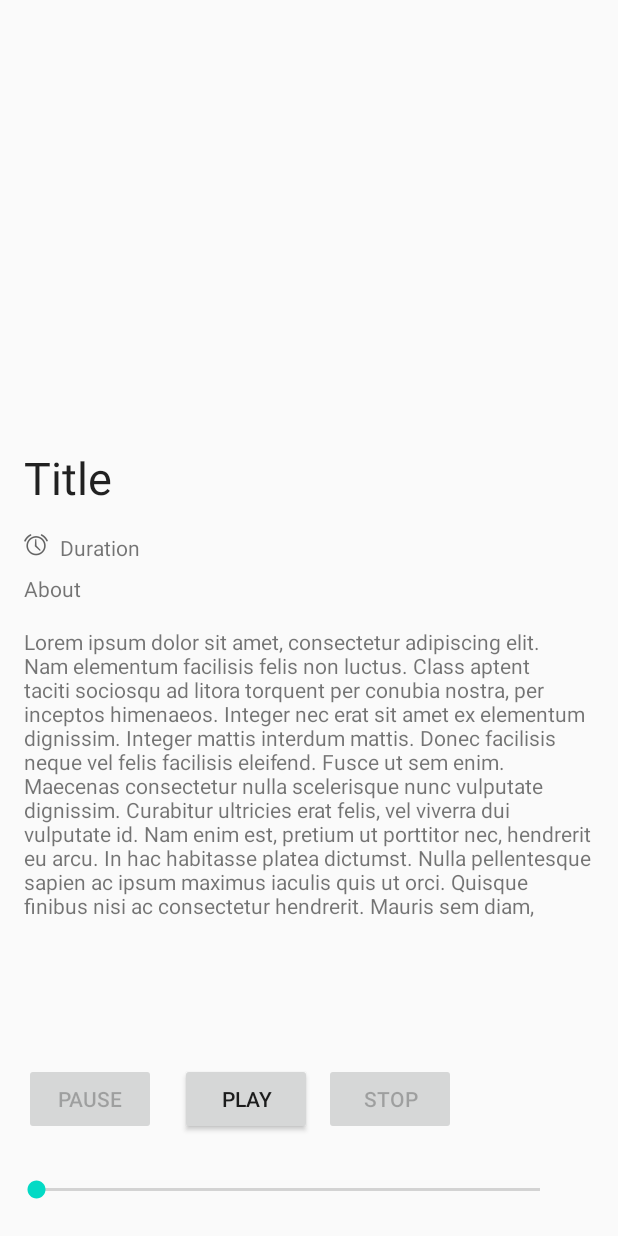
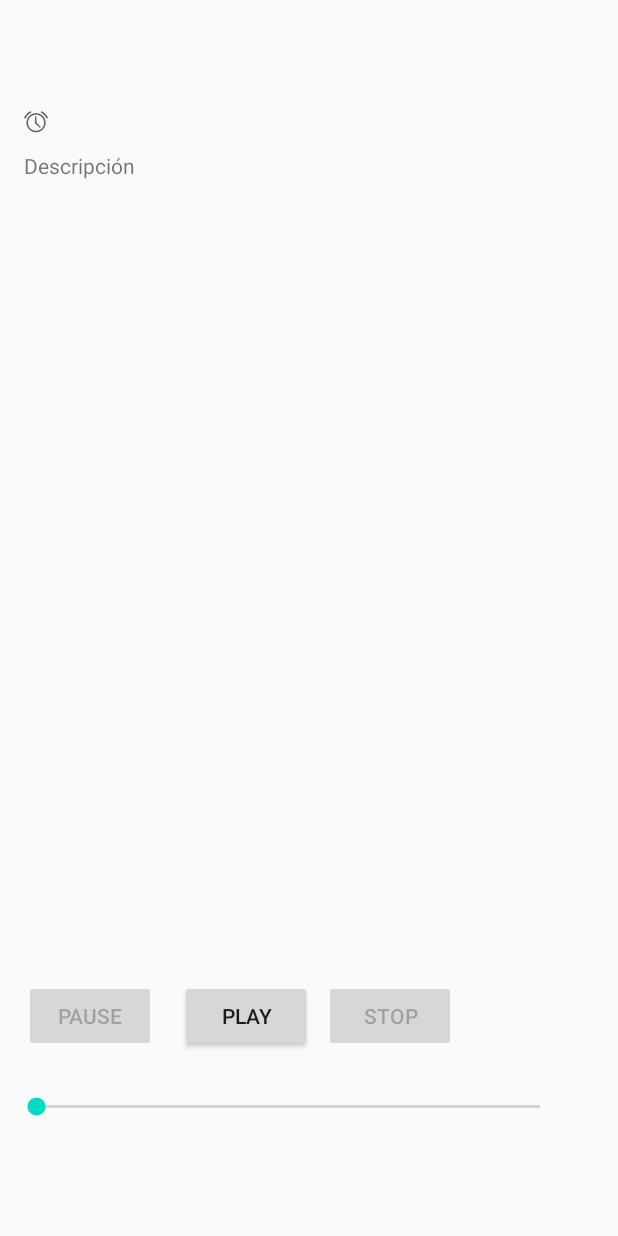
Before and after one commit to Juanma97/AudiocuentosInfantilesAndroidAPP, an Android app: the DetailsActivity screen opened directly, with no data from a screen before it, on a phone screen of 412 x 824 dp. Run offline under Robolectric (Android 15) with nearby library versions, the phone set to English and light mode, and no system bars; our stand-ins replace Firebase (no records; nobody signed in at launch, a user with empty details on screens opened directly); Roboto replaces fonts that are not available here; 2 statements that could not run were skipped.

```diff
--- a/app/src/main/java/com/alpha/audiocuentosinfantiles/AudioCuento.kt
+++ b/app/src/main/java/com/alpha/audiocuentosinfantiles/AudioCuento.kt
@@ -6,6 +6,7 @@ import java.io.Serializable
 @IgnoreExtraProperties
 data class AudioCuento(
     val id:Int = 0,
+    val duration:String = "",
     val title:String = "",
     val description:String = "",
     val url:String = "",
--- a/app/src/main/java/com/alpha/audiocuentosinfantiles/DetailsActivity.kt
+++ b/app/src/main/java/com/alpha/audiocuentosinfantiles/DetailsActivity.kt
@@ -5,43 +5,51 @@ import android.os.Bundle
 import android.os.Handler
 import android.widget.ImageView
 import android.widget.SeekBar
+import android.widget.TextView
 import android.widget.Toast
 import androidx.appcompat.app.AppCompatActivity
 import com.bumptech.glide.Glide
 import com.google.firebase.storage.FirebaseStorage
 import kotlinx.android.synthetic.main.activity_details.*
 
+
 class DetailsActivity : AppCompatActivity() {
 
     var mediaPlayer: MediaPlayer = MediaPlayer()
-    private lateinit var runnable:Runnable
+    private lateinit var runnable: Runnable
     private var handler: Handler = Handler()
-    private var pause:Boolean = false
+    private var pause: Boolean = false
 
     override fun onCreate(savedInstanceState: Bundle?) {
         super.onCreate(savedInstanceState)
         setContentView(R.layout.activity_details)
 
-        var image:ImageView = findViewById(R.id.audiocuento_image)
+        val image: ImageView = findViewById(R.id.audiocuento_image)
+        val title: TextView = findViewById(R.id.titleDetails)
+        val description: TextView = findViewById(R.id.descriptionDetails)
+        val duration: TextView = findViewById(R.id.durationDetails)
 
-        ;
         val audioCuento = intent.getSerializableExtra("AUDIOCUENTO") as? AudioCuento
+        title.text = audioCuento?.title
+        description.text = audioCuento?.description
+        duration.text = audioCuento?.duration
+
         val storage = FirebaseStorage.getInstance()
         val storageRef = storage.getReferenceFromUrl(audioCuento?.url!!)
 
         Glide.with(this).load(audioCuento.url_image).into(image)
 
         // Start the media player
-        playBtn.setOnClickListener{
-            if(pause){
+        playBtn.setOnClickListener {
+            if (pause) {
                 mediaPlayer.seekTo(mediaPlayer.currentPosition)
                 mediaPlayer.start()
                 pause = false
                 playBtn.isEnabled = false
                 pauseBtn.isEnabled = true
                 stopBtn.isEnabled = true
-                Toast.makeText(applicationContext,"media playing",Toast.LENGTH_SHORT).show()
-            }else{
+                Toast.makeText(applicationContext, "media playing", Toast.LENGTH_SHORT).show()
+            } else {
                 storageRef.downloadUrl.addOnSuccessListener {
                     val url = it.toString()
                     mediaPlayer.setDataSource(url)
@@ -54,7 +62,7 @@ class DetailsActivity : AppCompatActivity() {
                             playBtn.isEnabled = true
                             pauseBtn.isEnabled = false
                             stopBtn.isEnabled = false
-                            Toast.makeText(this,"end",Toast.LENGTH_SHORT).show()
+                            Toast.makeText(this, "end", Toast.LENGTH_SHORT).show()
                         }
                         it.start()
                     })
@@ -66,18 +74,18 @@ class DetailsActivity : AppCompatActivity() {
 
         // Pause the media player
         pauseBtn.setOnClickListener {
-            if(mediaPlayer.isPlaying){
+            if (mediaPlayer.isPlaying) {
                 mediaPlayer.pause()
                 pause = true
                 playBtn.isEnabled = true
                 pauseBtn.isEnabled = false
                 stopBtn.isEnabled = true
-                Toast.makeText(this,"media pause",Toast.LENGTH_SHORT).show()
+                Toast.makeText(this, "media pause", Toast.LENGTH_SHORT).show()
             }
         }
         // Stop the media player
-        stopBtn.setOnClickListener{
-            if(mediaPlayer.isPlaying || pause.equals(true)){
+        stopBtn.setOnClickListener {
+            if (mediaPlayer.isPlaying || pause.equals(true)) {
                 pause = false
                 seek_bar.setProgress(0)
                 mediaPlayer.stop()
@@ -89,7 +97,7 @@ class DetailsActivity : AppCompatActivity() {
                 stopBtn.isEnabled = false
                 tv_pass.text = ""
                 tv_due.text = ""
-                Toast.makeText(this,"media stop", Toast.LENGTH_SHORT).show()
+                Toast.makeText(this, "media stop", Toast.LENGTH_SHORT).show()
             }
         }
         // Seek bar change listener
@@ -107,6 +115,7 @@ class DetailsActivity : AppCompatActivity() {
             }
         })
     }
+
     // Method to initialize seek bar and audio stats
     private fun initializeSeekBar() {
         seek_bar.max = mediaPlayer.seconds
@@ -124,13 +133,13 @@ class DetailsActivity : AppCompatActivity() {
     }
 
     // Creating an extension property to get the media player time duration in seconds
-    val MediaPlayer.seconds:Int
+    val MediaPlayer.seconds: Int
         get() {
             return this.duration / 1000
         }
     // Creating an extension property to get media player current position in seconds
-    val MediaPlayer.currentSeconds:Int
+    val MediaPlayer.currentSeconds: Int
         get() {
-            return this.currentPosition/1000
+            return this.currentPosition / 1000
         }
 }
--- a/app/src/main/java/com/alpha/audiocuentosinfantiles/MainActivity.kt
+++ b/app/src/main/java/com/alpha/audiocuentosinfantiles/MainActivity.kt
@@ -16,6 +16,7 @@ import com.google.firebase.database.DatabaseError
 import com.google.firebase.database.FirebaseDatabase
 import com.google.firebase.database.ValueEventListener
 import android.media.MediaPlayer
+import kotlinx.android.synthetic.main.activity_details.view.*
 
 
 class MainActivity : AppCompatActivity() {
@@ -40,13 +41,13 @@ class MainActivity : AppCompatActivity() {
         myRef.addValueEventListener(object : ValueEventListener {
             override fun onDataChange(dataSnapshot: DataSnapshot) {
                 for (ds in dataSnapshot.getChildren()) {
-                    var acuento: AudioCuento = ds.getValue(AudioCuento::class.java)!!
+                    val acuento: AudioCuento = ds.getValue(AudioCuento::class.java)!!
                     items.add(acuento)
                 }
                 adapter = AudioCuentoAdapter(context, items, object: ClickListener{
                     override fun onItemClick(view: View, index: Int) {
                         val intent = Intent(applicationContext, DetailsActivity::class.java)
-                        intent.putExtra("AUDIOCUENTO", items.get(index))
+                        intent.putExtra("AUDIOCUENTO", adapter?.items?.get(index))
                         startActivity(intent)
                     }
 
--- a/app/src/main/res/layout/activity_details.xml
+++ b/app/src/main/res/layout/activity_details.xml
@@ -11,14 +11,14 @@
     <ImageView
         android:id="@+id/audiocuento_image"
         android:layout_width="match_parent"
-        android:layout_height="282dp"
+        android:layout_height="wrap_content"
         app:layout_constraintEnd_toEndOf="parent"
         app:layout_constraintHorizontal_bias="0.0"
         app:layout_constraintStart_toStartOf="parent"
         app:layout_constraintTop_toTopOf="parent" />
 
     <TextView
-        android:id="@+id/textView"
+        android:id="@+id/titleDetails"
         android:layout_width="match_parent"
         android:layout_height="41dp"
         android:layout_marginStart="16dp"
@@ -43,11 +43,11 @@
         app:layout_constraintEnd_toEndOf="parent"
         app:layout_constraintHorizontal_bias="0.0"
         app:layout_constraintStart_toStartOf="parent"
-        app:layout_constraintTop_toBottomOf="@+id/textView"
+        app:layout_constraintTop_toBottomOf="@+id/titleDetails"
         app:srcCompat="@android:drawable/ic_lock_idle_alarm" />
 
     <TextView
-        android:id="@+id/textView2"
+        android:id="@+id/durationDetails"
         android:layout_width="wrap_content"
         android:layout_height="wrap_content"
         android:layout_marginStart="8dp"
@@ -57,7 +57,7 @@
         app:layout_constraintEnd_toEndOf="parent"
         app:layout_constraintHorizontal_bias="0.0"
         app:layout_constraintStart_toEndOf="@+id/imageView2"
-        app:layout_constraintTop_toBottomOf="@+id/textView" />
+        app:layout_constraintTop_toBottomOf="@+id/titleDetails" />
 
     <TextView
         android:id="@+id/textView3"
@@ -67,14 +67,14 @@
         android:layout_marginTop="8dp"
         android:layout_marginEnd="16dp"
         android:fontFamily="@font/roboto_medium"
-        android:text="About"
+        android:text="Descripción"
         app:layout_constraintEnd_toEndOf="parent"
         app:layout_constraintHorizontal_bias="0.0"
         app:layout_constraintStart_toStartOf="parent"
-        app:layout_constraintTop_toBottomOf="@+id/textView2" />
+        app:layout_constraintTop_toBottomOf="@+id/durationDetails" />
 
     <TextView
-        android:id="@+id/textView4"
+        android:id="@+id/descriptionDetails"
         android:layout_width="383dp"
         android:layout_height="217dp"
         android:layout_marginStart="16dp"
@@ -100,7 +100,7 @@
         app:layout_constraintEnd_toEndOf="parent"
         app:layout_constraintHorizontal_bias="0.0"
         app:layout_constraintStart_toStartOf="parent"
-        app:layout_constraintTop_toBottomOf="@+id/textView4"
+        app:layout_constraintTop_toBottomOf="@+id/descriptionDetails"
         app:layout_constraintVertical_bias="0.804">
 
         <LinearLayout
```
